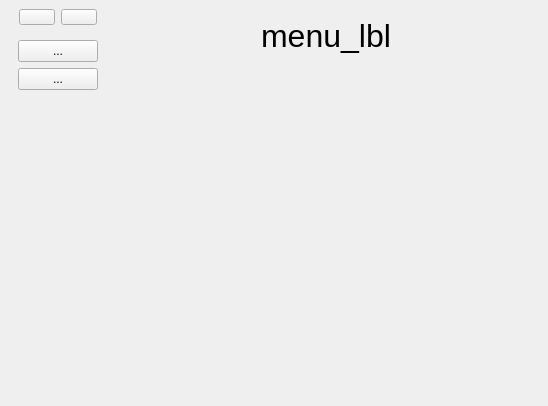
Above: docs_maker_gui/ui/docs-maker-main-window.ui from codicuz/docs-maker before the change. Below: the same form after it.
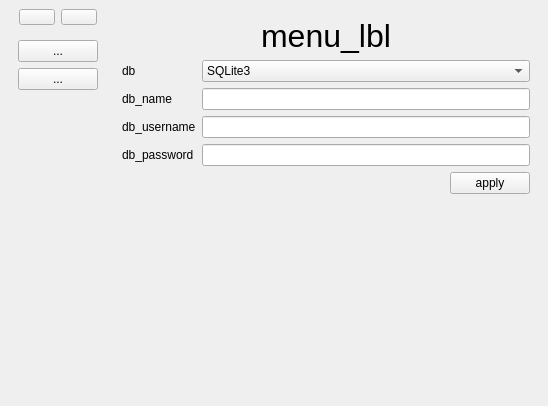
That is the form after the change. The open tabs and pages were chosen to show the change. Icons and pictures are not drawn.

The edit to the form file:
```diff
--- a/docs_maker_gui/ui/docs-maker-main-window.ui
+++ b/docs_maker_gui/ui/docs-maker-main-window.ui
@@ -140,6 +140,11 @@
           <verstretch>0</verstretch>
          </sizepolicy>
         </property>
+        <property name="font">
+         <font>
+          <strikeout>false</strikeout>
+         </font>
+        </property>
         <property name="currentIndex">
          <number>0</number>
         </property>
@@ -223,6 +228,97 @@
             </property>
            </widget>
           </item>
+          <item>
+           <layout class="QFormLayout" name="formLayout">
+            <item row="0" column="0">
+             <widget class="QLabel" name="menuDb_lbl">
+              <property name="text">
+               <string>db</string>
+              </property>
+             </widget>
+            </item>
+            <item row="0" column="1">
+             <widget class="QComboBox" name="menuDb_cbx">
+              <item>
+               <property name="text">
+                <string>SQLite3</string>
+               </property>
+               <property name="icon">
+                <iconset resource="../resources/resources.qrc">
+                 <normaloff>:/icons/icons/database-64-blue.svg</normaloff>:/icons/icons/database-64-blue.svg</iconset>
+               </property>
+              </item>
+              <item>
+               <property name="text">
+                <string>PostgreSQL</string>
+               </property>
+               <property name="icon">
+                <iconset resource="../resources/resources.qrc">
+                 <normaloff>:/icons/icons/database-64-blue.svg</normaloff>:/icons/icons/database-64-blue.svg</iconset>
+               </property>
+              </item>
+             </widget>
+            </item>
+            <item row="1" column="0">
+             <widget class="QLabel" name="menuDbName_lbl">
+              <property name="text">
+               <string>db_name</string>
+              </property>
+             </widget>
+            </item>
+            <item row="1" column="1">
+             <widget class="QLineEdit" name="menuDbName_le"/>
+            </item>
+            <item row="2" column="0">
+             <widget class="QLabel" name="menuDbUsername_lbl">
+              <property name="text">
+               <string>db_username</string>
+              </property>
+             </widget>
+            </item>
+            <item row="2" column="1">
+             <widget class="QLineEdit" name="menuDbUsername_le"/>
+            </item>
+            <item row="3" column="0">
+             <widget class="QLabel" name="menuDbPassword_lbl">
+              <property name="text">
+               <string>db_password</string>
+              </property>
+             </widget>
+            </item>
+            <item row="3" column="1">
+             <widget class="QLineEdit" name="menuDbPassword_le">
+              <property name="echoMode">
+               <enum>QLineEdit::EchoMode::Password</enum>
+              </property>
+             </widget>
+            </item>
+           </layout>
+          </item>
+          <item>
+           <layout class="QHBoxLayout" name="horizontalLayout_4">
+            <item>
+             <spacer name="horizontalSpacer_2">
+              <property name="orientation">
+               <enum>Qt::Orientation::Horizontal</enum>
+              </property>
+              <property name="sizeHint" stdset="0">
+               <size>
+                <width>40</width>
+                <height>20</height>
+               </size>
+              </property>
+             </spacer>
+            </item>
+            <item>
+             <widget class="QPushButton" name="menuApply_btn">
+              <property name="text">
+               <string>apply</string>
+              </property>
+             </widget>
+            </item>
+           </layout>
+          </item>
           <item>
            <spacer name="verticalSpacer_3">
             <property name="orientation">
```
Left out of the diff: 4 changed lines with no effect on the pictures.
